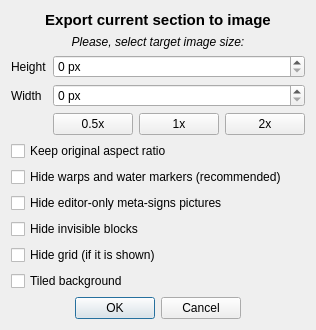
Old version of the form Editor/main_window/file/lvl_export_image.ui in the repository WohlSoft/Moondust-Project.
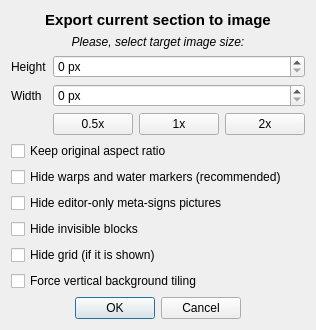
New version of the form. Icons and pictures are not drawn.

Commit message: Editor: Rename "Tiled background" into "Force vertical background tiling" and translation refresh

Patch:
```diff
--- a/Editor/main_window/file/lvl_export_image.ui
+++ b/Editor/main_window/file/lvl_export_image.ui
@@ -43,7 +43,7 @@
    <item row="10" column="0" colspan="4">
     <widget class="QCheckBox" name="tiledBackround">
      <property name="text">
-      <string>Tiled background</string>
+      <string>Force vertical background tiling</string>
      </property>
     </widget>
    </item>
```
The commit also changes 15 other files.
